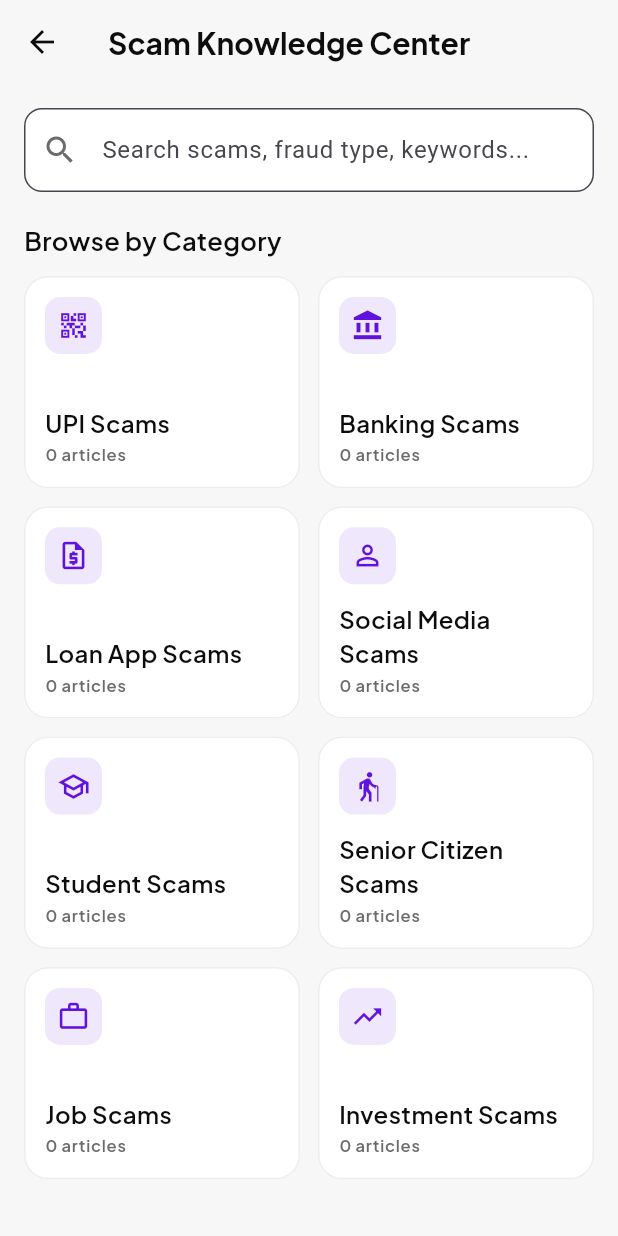
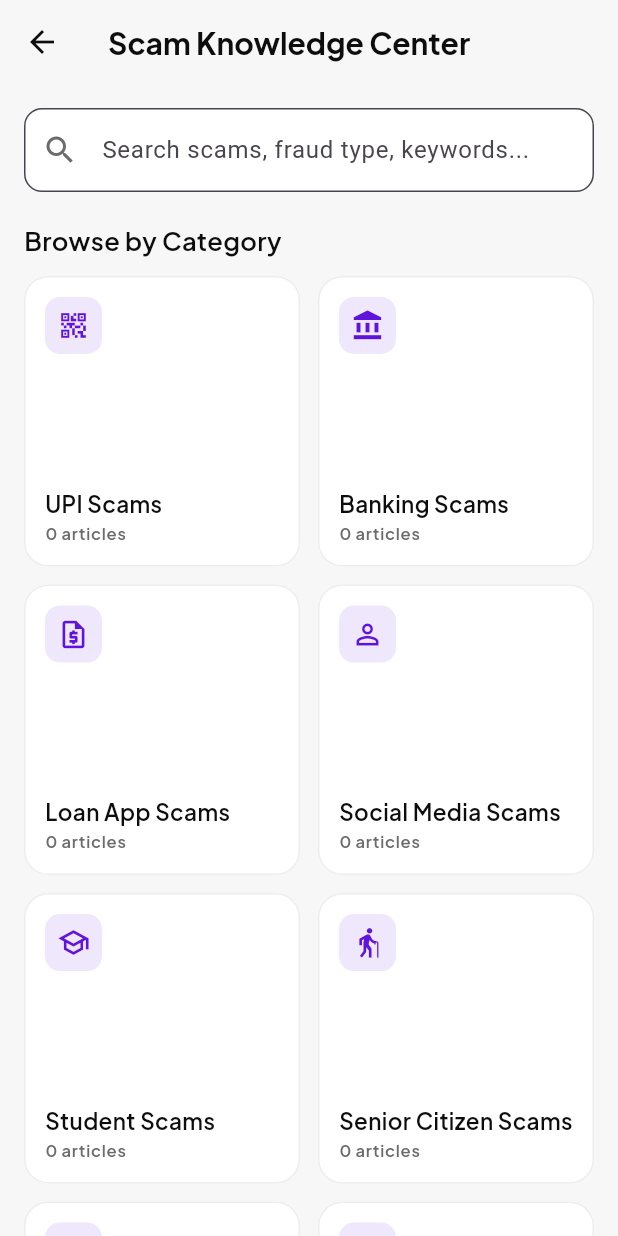
Before and after one commit to sudhirchaukrayat/worldnity-app, a Flutter app: the screen it shows after launch, item 2 of the bottom bar chosen, on a phone screen of 412 x 824 dp. Run offline on Flutter 3.47's test engine with Material 3 defaults, Android fonts, the phone set to English and light mode, and no system bars; our stand-ins replace google_fonts; network calls fail.

Commit message:
Update knowledge_center_screen.dart

```diff
--- a/lib/screens/knowledge_center_screen.dart
+++ b/lib/screens/knowledge_center_screen.dart
@@ -97,7 +97,7 @@ class _KnowledgeCenterScreenState extends State<KnowledgeCenterScreen> {
                     physics: const NeverScrollableScrollPhysics(),
                     crossAxisSpacing: 12,
                     mainAxisSpacing: 12,
-                    childAspectRatio: 1.3,
+                    childAspectRatio: 0.95,
                     children: _categories.map((cat) {
                       final count = allScams.where((s) => s.category == cat.name).length;
                       return _CategoryCard(
@@ -152,7 +152,7 @@ class _CategoryCard extends StatelessWidget {
                 child: Icon(def.icon, color: AppColors.brand, size: 22),
               ),
               const Spacer(),
-              Text(def.name, style: AppTextStyles.cardTitle, maxLines: 2),
+              Text(def.name, style: AppTextStyles.cardTitle.copyWith(fontSize: 15), maxLines: 2),
               const SizedBox(height: 2),
               Text('$count article${count == 1 ? '' : 's'}', style: AppTextStyles.label),
             ],
```
